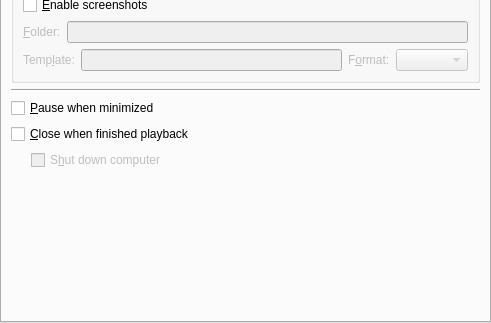
Above: src/gui/pref/general.ui from wilbert2000/wzplayer before the change; both pictures show x 0 to 491 and y 231 to 554 of the 491 by 554 pixel window. Below: the same form after it.
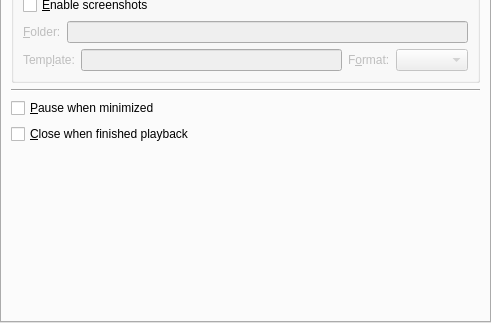
That is the form after the change. Custom widgets are drawn as their Qt base class.

Commit message: Removed option to shut down computer

Diff of the .ui file:
```diff
--- a/src/gui/pref/general.ui
+++ b/src/gui/pref/general.ui
@@ -244,54 +244,6 @@
          </property>
         </widget>
        </item>
-       <item>
-        <widget class="QWidget" name="shutdown_widget" native="true">
-         <layout class="QHBoxLayout" name="horizontalLayout_2">
-          <property name="margin">
-           <number>0</number>
-          </property>
-          <item>
-           <spacer name="horizontalSpacer_2">
-            <property name="orientation">
-             <enum>Qt::Horizontal</enum>
-            </property>
-            <property name="sizeType">
-             <enum>QSizePolicy::Preferred</enum>
-            </property>
-            <property name="sizeHint" stdset="0">
-             <size>
-              <width>20</width>
-              <height>20</height>
-             </size>
-            </property>
-           </spacer>
-          </item>
-          <item>
-           <widget class="QCheckBox" name="shutdown_check">
-            <property name="enabled">
-             <bool>false</bool>
-            </property>
-            <property name="text">
-             <string>S&amp;hut down computer</string>
-            </property>
-           </widget>
-          </item>
-          <item>
-           <spacer name="horizontalSpacer_3">
-            <property name="orientation">
-             <enum>Qt::Horizontal</enum>
-            </property>
-            <property name="sizeHint" stdset="0">
-             <size>
-              <width>40</width>
-              <height>20</height>
-             </size>
-            </property>
-           </spacer>
-          </item>
-         </layout>
-        </widget>
-       </item>
        <item>
         <spacer>
          <property name="orientation">
```
Left out of the diff: 17 changed lines with no effect on the pictures. The commit also changes 10 other files.
